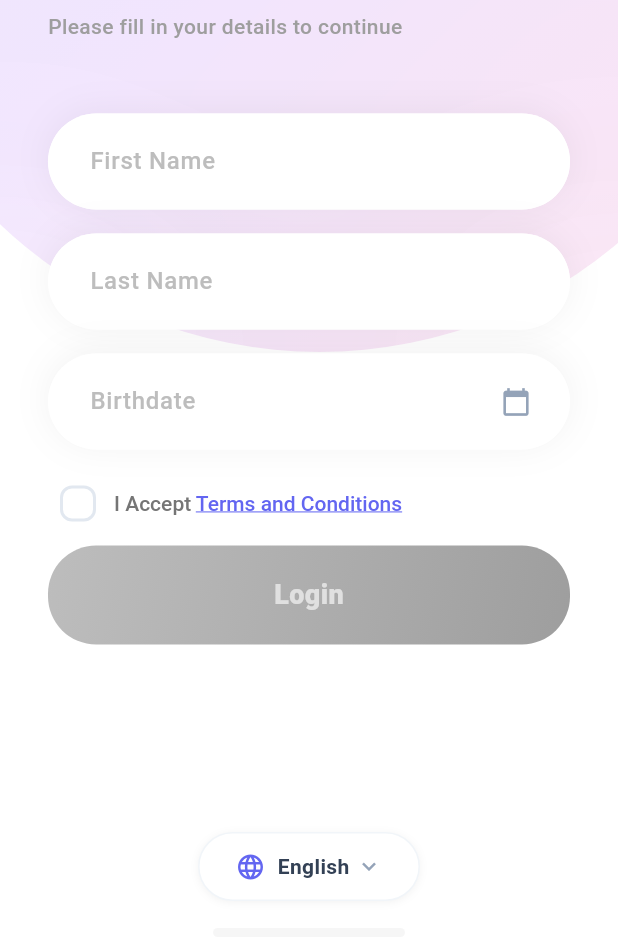
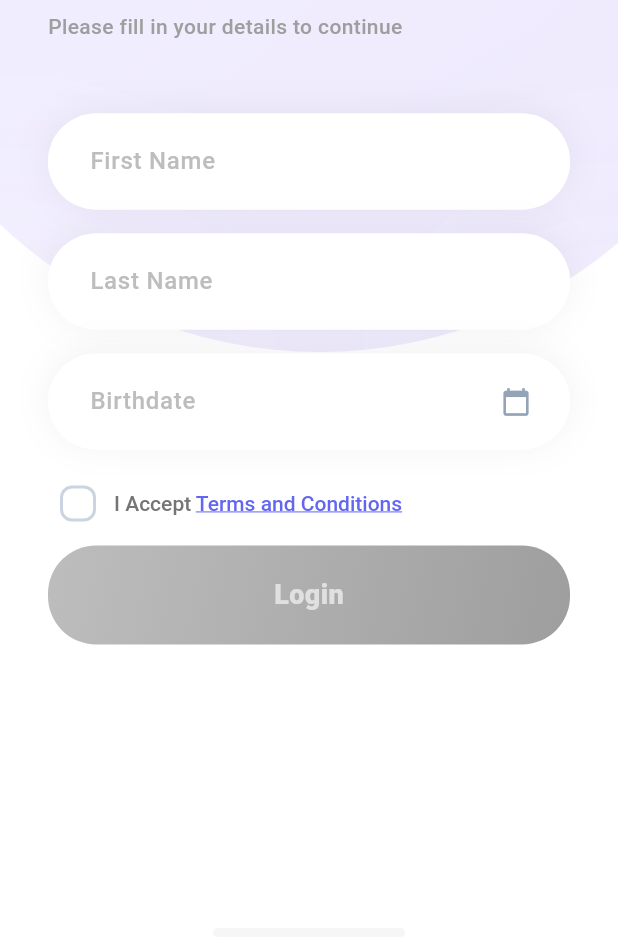
Before and after one commit to vkdiosapp/brainbooster, a Flutter app: the LoginPage screen opened directly, on a phone screen of 412 x 824 dp, the part 287-1236 px from its top. Run offline on Flutter 3.47's test engine with Material 3 defaults, Android fonts, the phone set to English and light mode, and no system bars; our stand-ins replace shared_preferences, webview_flutter; accounts and stored records are empty; network calls fail.

Commit message:
bug fixed

```diff
--- a/lib/pages/login_page.dart
+++ b/lib/pages/login_page.dart
@@ -106,11 +106,11 @@ class _LoginPageState extends State<LoginPage> {
                           gradient: LinearGradient(
                             begin: Alignment.topLeft,
                             end: Alignment.bottomRight,
-                            colors: [
-                              const Color(0xFF6366F1).withOpacity(0.2), // indigo-500/20
-                              const Color(0xFFA855F7).withOpacity(0.2), // purple-500/20
-                              const Color(0xFFEC4899).withOpacity(0.2), // pink-500/20
-                            ],
+                              colors: [
+                                const Color(0xFFA5B4FC).withOpacity(0.4), // darker purple
+                                const Color(0xFFC4B5FD).withOpacity(0.4), // darker purple
+                                const Color(0xFFB8A5F8).withOpacity(0.4), // darker purple
+                              ],
                           ),
                         ),
                         child: ClipOval(
@@ -123,9 +123,9 @@ class _LoginPageState extends State<LoginPage> {
                                   begin: Alignment.topLeft,
                                   end: Alignment.bottomRight,
                                   colors: [
-                                    const Color(0xFF6366F1).withOpacity(0.2),
-                                    const Color(0xFFA855F7).withOpacity(0.2),
-                                    const Color(0xFFEC4899).withOpacity(0.2),
+                                    const Color(0xFFA5B4FC).withOpacity(0.4), // darker purple
+                                    const Color(0xFFC4B5FD).withOpacity(0.4), // darker purple
+                                    const Color(0xFFB8A5F8).withOpacity(0.4), // darker purple
                                   ],
                                 ),
                               ),
@@ -148,7 +148,7 @@ class _LoginPageState extends State<LoginPage> {
                       left: 32,
                       right: 32,
                       top: 48,
-                      bottom: 100, // Space for language button
+                      bottom: 32,
                     ),
                     child: Form(
                       key: _formKey,
@@ -450,12 +450,12 @@ class _LoginPageState extends State<LoginPage> {
                                         border: Border.all(
                                           color: _acceptTerms
                                               ? const Color(0xFF6366F1)
-                                              : const Color(0xFFE2E8F0),
+                                              : const Color(0xFFCBD5E1),
                                           width: 2,
                                         ),
                                         color: _acceptTerms
                                             ? const Color(0xFF6366F1)
-                                            : Colors.transparent,
+                                            : Colors.white,
                                       ),
                                       child: _acceptTerms
                                           ? const Icon(
@@ -568,76 +568,6 @@ class _LoginPageState extends State<LoginPage> {
               ],
             ),
           ),
-          // Language Selection Button at bottom - fixed position
-          Positioned(
-            bottom: 32,
-            left: 0,
-            right: 0,
-            child: SafeArea(
-              child: Center(
-                child: GestureDetector(
-                  onTap: () {
-                    Navigator.of(context).push(
-                      MaterialPageRoute(
-                        builder: (context) => const LanguageSelectionPage(),
-                      ),
-                    ).then((_) {
-                      // Rebuild the page when language changes
-                      if (mounted) {
-                        setState(() {});
-                      }
-                    });
-                  },
-                  child: Container(
-                    padding: const EdgeInsets.symmetric(
-                      horizontal: 24,
-                      vertical: 12,
-                    ),
-                    decoration: BoxDecoration(
-                      color: Colors.white,
-                      borderRadius: BorderRadius.circular(999),
-                      border: Border.all(
-                        color: const Color(0xFFF1F5F9),
-                        width: 1,
-                      ),
-                      boxShadow: [
-                        BoxShadow(
-                          color: Colors.black.withOpacity(0.05),
-                          blurRadius: 4,
-                          offset: const Offset(0, 1),
-                        ),
-                      ],
-                    ),
-                    child: Row(
-                      mainAxisSize: MainAxisSize.min,
-                      children: [
-                        const Icon(
-                          Icons.language,
-                          color: Color(0xFF6366F1),
-                          size: 20,
-                        ),
-                        const SizedBox(width: 8),
-                        Text(
-                          currentLanguageName,
-                          style: const TextStyle(
-                            fontSize: 14,
-                            fontWeight: FontWeight.w600,
-                            color: Color(0xFF334155),
-                          ),
-                        ),
-                        const SizedBox(width: 4),
-                        const Icon(
-                          Icons.expand_more,
-                          color: Color(0xFF94A3B8),
-                          size: 18,
-                        ),
-                      ],
-                    ),
-                  ),
-                ),
-              ),
-            ),
-          ),
           // Bottom indicator bar
           Positioned(
             bottom: 8,
```
